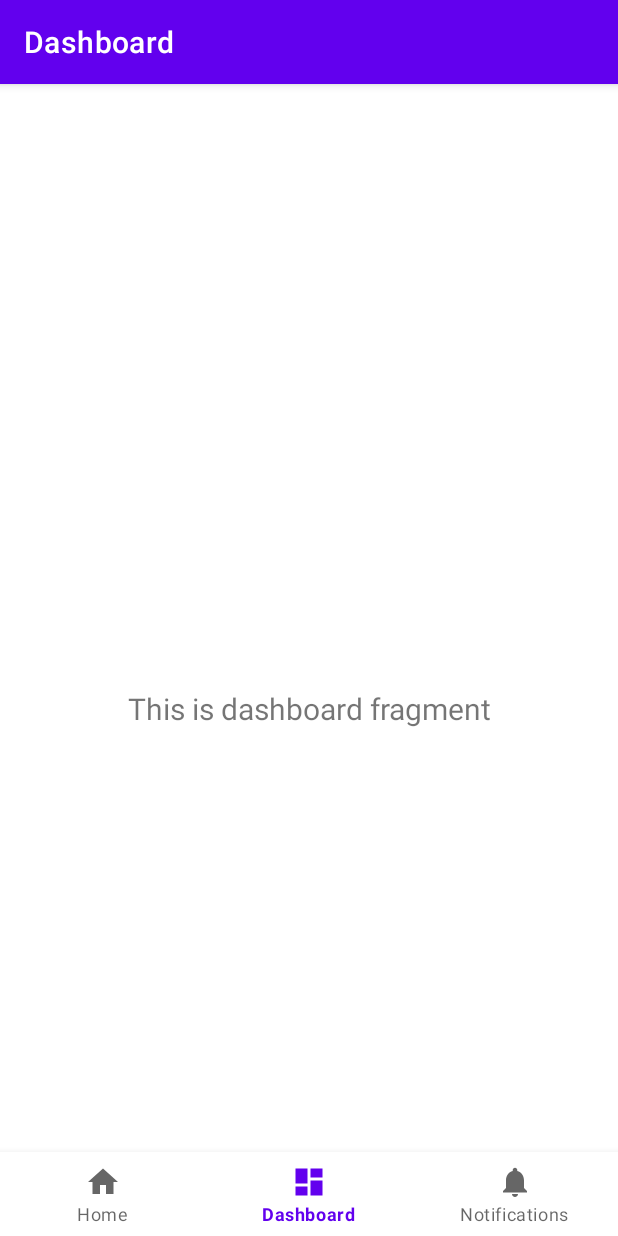
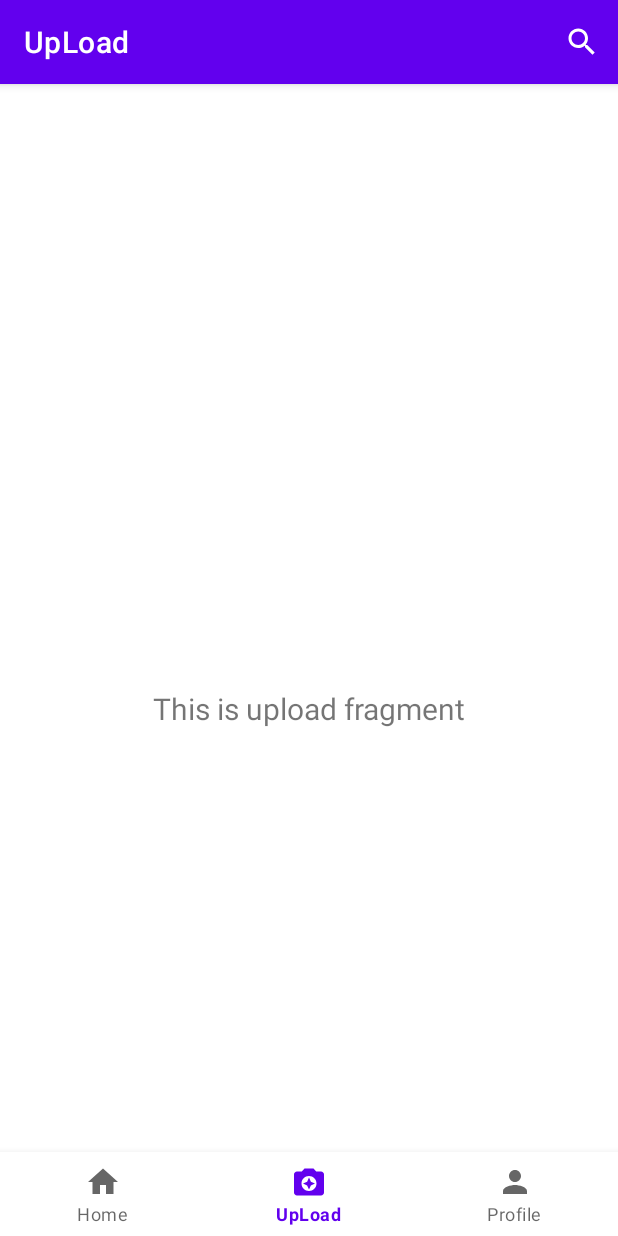
Before and after one commit to michalisvaz/Distributed-Systems-2021, an Android app: the DashboardFragment screen opened through its navigation route, on a phone screen of 412 x 824 dp. Run offline under Robolectric (Android 15) with nearby library versions, the phone set to English and light mode, and no system bars; our stand-ins replace navigation-ui.

Commit message:
first idea of UI

```diff
--- a/app/build.gradle
+++ b/app/build.gradle
@@ -32,14 +32,14 @@ android {
 
 dependencies {
 
-    implementation 'androidx.appcompat:appcompat:1.2.0'
-    implementation 'com.google.android.material:material:1.2.1'
-    implementation 'androidx.constraintlayout:constraintlayout:2.0.1'
+    implementation 'com.google.android.material:material:1.3.0'
+    implementation 'androidx.constraintlayout:constraintlayout:2.0.4'
     implementation 'androidx.vectordrawable:vectordrawable:1.1.0'
-    implementation 'androidx.lifecycle:lifecycle-livedata-ktx:2.2.0'
-    implementation 'androidx.lifecycle:lifecycle-viewmodel-ktx:2.2.0'
-    implementation 'androidx.navigation:navigation-fragment:2.3.0'
-    implementation 'androidx.navigation:navigation-ui:2.3.0'
+    implementation 'androidx.lifecycle:lifecycle-livedata-ktx:2.3.1'
+    implementation 'androidx.lifecycle:lifecycle-viewmodel-ktx:2.3.1'
+    implementation 'androidx.navigation:navigation-fragment:2.3.5'
+    implementation 'androidx.navigation:navigation-ui:2.3.5'
+    implementation 'androidx.appcompat:appcompat:1.3.0'
     testImplementation 'junit:junit:4.+'
     androidTestImplementation 'androidx.test.ext:junit:1.1.2'
     androidTestImplementation 'androidx.test.espresso:espresso-core:3.3.0'
--- a/app/src/main/java/e/master/updog/MainActivity.java
+++ b/app/src/main/java/e/master/updog/MainActivity.java
@@ -1,26 +1,26 @@
 package e.master.updog;
 
 import android.os.Bundle;
+import android.view.Menu;
+import android.view.MenuItem;
 
 import com.google.android.material.bottomnavigation.BottomNavigationView;
 
 import androidx.appcompat.app.AppCompatActivity;
+import androidx.appcompat.widget.SearchView;
 import androidx.navigation.NavController;
 import androidx.navigation.Navigation;
 import androidx.navigation.ui.AppBarConfiguration;
 import androidx.navigation.ui.NavigationUI;
-import e.master.updog.databinding.ActivityMainBinding;
 
 public class MainActivity extends AppCompatActivity {
 
-    private ActivityMainBinding binding;
 
     @Override
     protected void onCreate(Bundle savedInstanceState) {
         super.onCreate(savedInstanceState);
 
-        binding = ActivityMainBinding.inflate(getLayoutInflater());
-        setContentView(binding.getRoot());
+        setContentView(R.layout.activity_main);
 
         BottomNavigationView navView = findViewById(R.id.nav_view);
         // Passing each menu ID as a set of Ids because each
@@ -30,7 +30,30 @@ public class MainActivity extends AppCompatActivity {
                 .build();
         NavController navController = Navigation.findNavController(this, R.id.nav_host_fragment_activity_main);
         NavigationUI.setupActionBarWithNavController(this, navController, appBarConfiguration);
-        NavigationUI.setupWithNavController(binding.navView, navController);
+        NavigationUI.setupWithNavController(navView, navController);
     }
 
+    @Override
+    public boolean onCreateOptionsMenu(Menu menu) {
+
+        getMenuInflater().inflate(R.menu.searchbarmenu, menu);
+        MenuItem menuItem = menu.findItem(R.id.search_icon);
+        SearchView searchView = (SearchView) menuItem.getActionView();
+        searchView.setQueryHint("Add '#' for hashtags (e.g. #memes)");
+
+        searchView.setOnQueryTextListener(new SearchView.OnQueryTextListener() {
+            @Override
+            public boolean onQueryTextSubmit(String s) {
+                //TODO:redirect to home fragment
+                return false;
+            }
+
+            @Override
+            public boolean onQueryTextChange(String s) {
+                //TODO:here we add the context for the search of the videos
+                return true;
+            }
+        });
+        return super.onCreateOptionsMenu(menu);
+    }
 }
--- a/app/src/main/java/e/master/updog/ui/dashboard/DashboardViewModel.java
+++ b/app/src/main/java/e/master/updog/ui/dashboard/DashboardViewModel.java
@@ -10,7 +10,7 @@ public class DashboardViewModel extends ViewModel {
 
     public DashboardViewModel() {
         mText = new MutableLiveData<>();
-        mText.setValue("This is dashboard fragment");
+        mText.setValue("This is upload fragment");
     }
 
     public LiveData<String> getText() {
--- a/app/src/main/java/e/master/updog/ui/notifications/NotificationsViewModel.java
+++ b/app/src/main/java/e/master/updog/ui/notifications/NotificationsViewModel.java
@@ -10,7 +10,7 @@ public class NotificationsViewModel extends ViewModel {
 
     public NotificationsViewModel() {
         mText = new MutableLiveData<>();
-        mText.setValue("This is notifications fragment");
+        mText.setValue("This is profile fragment");
     }
 
     public LiveData<String> getText() {
--- /dev/null
+++ b/app/src/main/res/drawable/ic_baseline_add_video_24.xml
@@ -0,0 +1,13 @@
+<vector xmlns:android="http://schemas.android.com/apk/res/android"
+    android:width="24dp"
+    android:height="24dp"
+    android:viewportWidth="24"
+    android:viewportHeight="24"
+    android:tint="?attr/colorControlNormal">
+  <path
+      android:fillColor="@android:color/black"
+      android:pathData="M9,3L7.17,5L4,5c-1.1,0 -2,0.9 -2,2v12c0,1.1 0.9,2 2,2h16c1.1,0 2,-0.9 2,-2L22,7c0,-1.1 -0.9,-2 -2,-2h-3.17L15,3L9,3zM12,18c-2.76,0 -5,-2.24 -5,-5s2.24,-5 5,-5 5,2.24 5,5 -2.24,5 -5,5z"/>
+  <path
+      android:fillColor="@android:color/black"
+      android:pathData="M12,17l1.25,-2.75L16,13l-2.75,-1.25L12,9l-1.25,2.75L8,13l2.75,1.25z"/>
+</vector>
--- /dev/null
+++ b/app/src/main/res/drawable/ic_baseline_profile_24.xml
@@ -0,0 +1,10 @@
+<vector xmlns:android="http://schemas.android.com/apk/res/android"
+    android:width="24dp"
+    android:height="24dp"
+    android:viewportWidth="24"
+    android:viewportHeight="24"
+    android:tint="?attr/colorControlNormal">
+  <path
+      android:fillColor="@android:color/black"
+      android:pathData="M12,12c2.21,0 4,-1.79 4,-4s-1.79,-4 -4,-4 -4,1.79 -4,4 1.79,4 4,4zM12,14c-2.67,0 -8,1.34 -8,4v2h16v-2c0,-2.66 -5.33,-4 -8,-4z"/>
+</vector>
--- /dev/null
+++ b/app/src/main/res/drawable/ic_baseline_search_24.xml
@@ -0,0 +1,5 @@
+<vector android:height="24dp" android:tint="#FFFFFF"
+    android:viewportHeight="24" android:viewportWidth="24"
+    android:width="24dp" xmlns:android="http://schemas.android.com/apk/res/android">
+    <path android:fillColor="@android:color/white" android:pathData="M15.5,14h-0.79l-0.28,-0.27C15.41,12.59 16,11.11 16,9.5 16,5.91 13.09,3 9.5,3S3,5.91 3,9.5 5.91,16 9.5,16c1.61,0 3.09,-0.59 4.23,-1.57l0.27,0.28v0.79l5,4.99L20.49,19l-4.99,-5zM9.5,14C7.01,14 5,11.99 5,9.5S7.01,5 9.5,5 14,7.01 14,9.5 11.99,14 9.5,14z"/>
+</vector>
--- a/app/src/main/res/menu/bottom_nav_menu.xml
+++ b/app/src/main/res/menu/bottom_nav_menu.xml
@@ -1,19 +1,21 @@
 <?xml version="1.0" encoding="utf-8"?>
-<menu xmlns:android="http://schemas.android.com/apk/res/android">
+<menu xmlns:android="http://schemas.android.com/apk/res/android"
+    xmlns:app="http://schemas.android.com/apk/res-auto">
 
     <item
         android:id="@+id/navigation_home"
         android:icon="@drawable/ic_home_black_24dp"
-        android:title="@string/title_home" />
+        android:title="@string/title_home"
+        app:showAsAction=""/>
 
     <item
         android:id="@+id/navigation_dashboard"
-        android:icon="@drawable/ic_dashboard_black_24dp"
-        android:title="@string/title_dashboard" />
+        android:icon="@drawable/ic_baseline_add_video_24"
+        android:title="@string/title_upload" />
 
     <item
         android:id="@+id/navigation_notifications"
-        android:icon="@drawable/ic_notifications_black_24dp"
-        android:title="@string/title_notifications" />
+        android:icon="@drawable/ic_baseline_profile_24"
+        android:title="@string/title_profile" />
 
 </menu>
--- /dev/null
+++ b/app/src/main/res/menu/searchbarmenu.xml
@@ -0,0 +1,10 @@
+<?xml version="1.0" encoding="utf-8"?>
+<menu xmlns:android="http://schemas.android.com/apk/res/android"
+    xmlns:app="http://schemas.android.com/apk/res-auto">
+    <item
+        android:id="@+id/search_icon"
+        android:title="Search"
+        android:icon="@drawable/ic_baseline_search_24"
+        app:showAsAction="ifRoom|collapseActionView"
+        app:actionViewClass="androidx.appcompat.widget.SearchView" />
+</menu>
--- a/app/src/main/res/navigation/mobile_navigation.xml
+++ b/app/src/main/res/navigation/mobile_navigation.xml
@@ -14,12 +14,12 @@
     <fragment
         android:id="@+id/navigation_dashboard"
         android:name="e.master.updog.ui.dashboard.DashboardFragment"
-        android:label="@string/title_dashboard"
+        android:label="@string/title_upload"
         tools:layout="@layout/fragment_dashboard" />
 
     <fragment
         android:id="@+id/navigation_notifications"
         android:name="e.master.updog.ui.notifications.NotificationsFragment"
-        android:label="@string/title_notifications"
+        android:label="@string/title_profile"
         tools:layout="@layout/fragment_notifications" />
 </navigation>
--- a/app/src/main/res/values/strings.xml
+++ b/app/src/main/res/values/strings.xml
@@ -1,6 +1,6 @@
 <resources>
     <string name="app_name">UpDog</string>
     <string name="title_home">Home</string>
-    <string name="title_dashboard">Dashboard</string>
-    <string name="title_notifications">Notifications</string>
+    <string name="title_upload">UpLoad</string>
+    <string name="title_profile">Profile</string>
 </resources>
--- a/gradle.properties
+++ b/gradle.properties
@@ -15,3 +15,4 @@ org.gradle.jvmargs=-Xmx2048m -Dfile.encoding=UTF-8
 # Android operating system, and which are packaged with your app"s APK
 # https://developer.android.com/topic/libraries/support-library/androidx-rn
 android.useAndroidX=true
+android.enableJetifier=true
```
